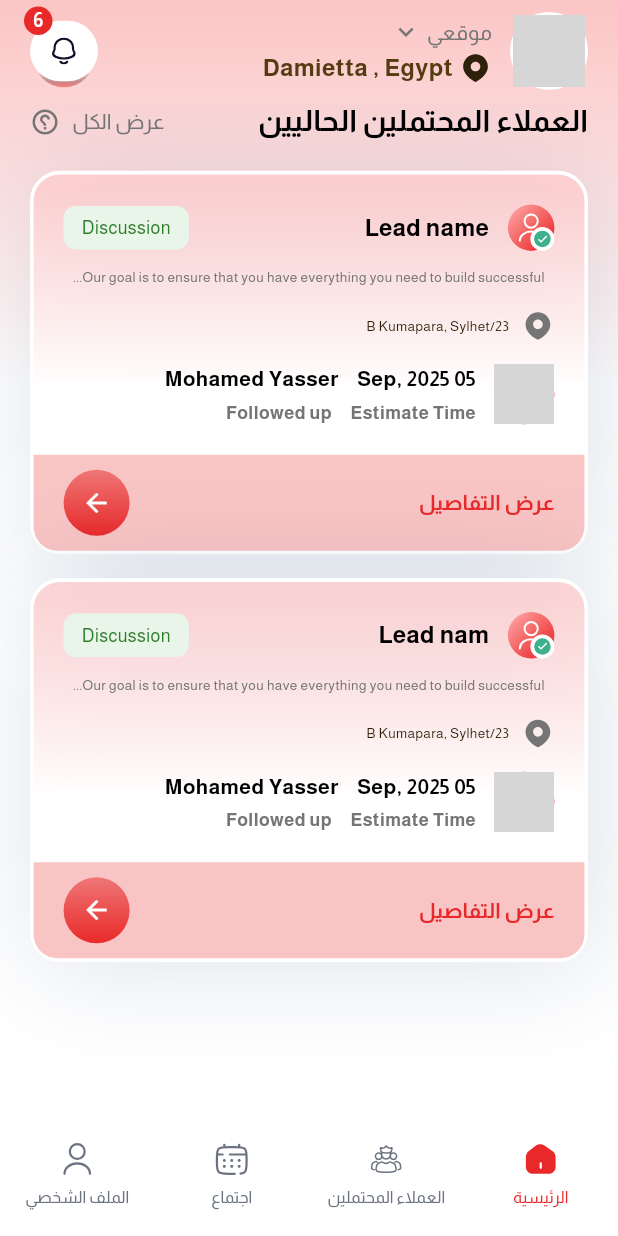
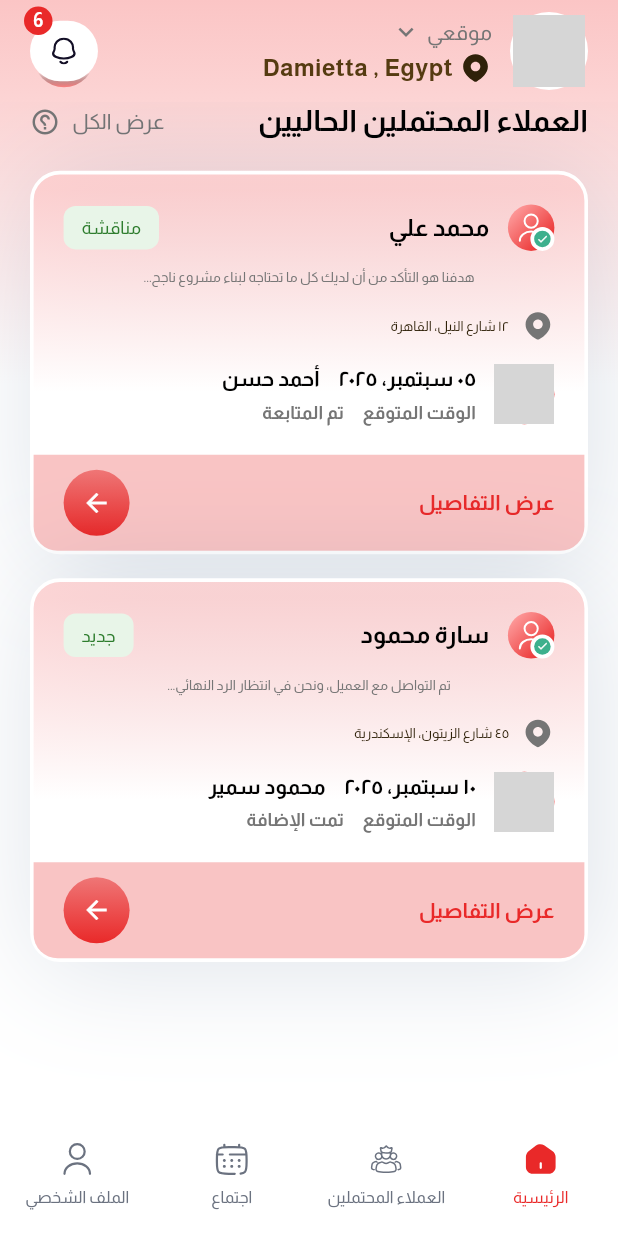
Before and after one commit to Tqniait123/crm_app, a Flutter app: the LayoutScreen screen opened by its route, scrolled down 1011 dp, on a phone screen of 412 x 824 dp. Run offline on Flutter 3.47's test engine with Material 3 defaults, Android fonts, the phone set to English and light mode, and no system bars; our stand-ins replace auto_size_text, bloc, bot_toast, cached_network_image, connectivity_plus, dartz and 20 more; accounts and stored records are empty; network calls fail; grey boxes are pictures that could not be loaded.

Commit message:
feat(leads): add current leads section to leads screen
Add CurrentLeadsSection widget to leads screen with optional title display. Update mock leads data with Arabic content for localization.

```diff
--- a/lib/features/home/presentation/widgets/current_leads_section.dart
+++ b/lib/features/home/presentation/widgets/current_leads_section.dart
@@ -11,13 +11,15 @@ import 'package:easy_localization/easy_localization.dart';
 import 'package:flutter/material.dart';
 
 class CurrentLeadsSection extends StatelessWidget {
-  const CurrentLeadsSection({super.key});
+  final bool withTitle;
+  const CurrentLeadsSection({super.key, this.withTitle = true});
 
   @override
   Widget build(BuildContext context) {
     return Column(
       children: [
         // Header
+        if (withTitle)
           Row(
             mainAxisAlignment: MainAxisAlignment.spaceBetween,
             children: [
@@ -54,26 +56,62 @@ class CurrentLeadsSection extends StatelessWidget {
 
   static final List<Map<String, dynamic>> _mockLeads = [
     {
-      'name': 'Lead name',
-      'status': 'Discussion',
-      'description': 'Our goal is to ensure that you have everything you need to build successful...',
-      'location': '23/B Kumapara, Sylhet',
-      'date': '05 Sep, 2025',
-      'time': 'Estimate Time',
-      'contact': 'Mohamed Yasser',
-      'contactAction': 'Followed up',
+      'name': 'محمد علي',
+      'status': 'مناقشة',
+      'description': 'هدفنا هو التأكد من أن لديك كل ما تحتاجه لبناء مشروع ناجح...',
+      'location': '١٢ شارع النيل، القاهرة',
+      'date': '٠٥ سبتمبر، ٢٠٢٥',
+      'time': 'الوقت المتوقع',
+      'contact': 'أحمد حسن',
+      'contactAction': 'تم المتابعة',
       'profileImage': Constants.placeholderImage,
       'statusColor': Colors.green,
     },
     {
-      'name': 'Lead nam',
-      'status': 'Discussion',
-      'description': 'Our goal is to ensure that you have everything you need to build successful...',
-      'location': '23/B Kumapara, Sylhet',
-      'date': '05 Sep, 2025',
-      'time': 'Estimate Time',
-      'contact': 'Mohamed Yasser',
-      'contactAction': 'Followed up',
+      'name': 'سارة محمود',
+      'status': 'جديد',
+      'description': 'تم التواصل مع العميل، ونحن في انتظار الرد النهائي...',
+      'location': '٤٥ شارع الزيتون، الإسكندرية',
+      'date': '١٠ سبتمبر، ٢٠٢٥',
+      'time': 'الوقت المتوقع',
+      'contact': 'محمود سمير',
+      'contactAction': 'تمت الإضافة',
+      'profileImage': Constants.placeholderImage,
+      'statusColor': Colors.blue,
+    },
+    {
+      'name': 'أحمد صلاح',
+      'status': 'متابعة',
+      'description': 'تم الاتفاق على عقد اجتماع لمناقشة تفاصيل المشروع...',
+      'location': '٣ شارع التحرير، الجيزة',
+      'date': '١٢ سبتمبر، ٢٠٢٥',
+      'time': '١٢:٠٠ ظهراً',
+      'contact': 'منى علي',
+      'contactAction': 'تمت المتابعة',
+      'profileImage': Constants.placeholderImage,
+      'statusColor': Colors.orange,
+    },
+    {
+      'name': 'ليلى سمير',
+      'status': 'مغلقة',
+      'description': 'تم إغلاق الصفقة بنجاح وتوقيع العقد النهائي مع العميل...',
+      'location': '٨ شارع الملك فيصل، أسوان',
+      'date': '١٥ سبتمبر، ٢٠٢٥',
+      'time': '٣:٠٠ عصراً',
+      'contact': 'خالد محمود',
+      'contactAction': 'تم الإغلاق',
+      'profileImage': Constants.placeholderImage,
+      'statusColor': Colors.red,
+    },
+    {
+      'name': 'يوسف كمال',
+      'status': 'مناقشة',
+      'description': 'العميل مهتم بالخدمة ويحتاج لتفاصيل إضافية قبل اتخاذ القرار...',
+      'location': '٢٣ شارع العرب، الأقصر',
+      'date': '٢٠ سبتمبر، ٢٠٢٥',
+      'time': 'الوقت المتوقع',
+      'contact': 'هالة عبد الله',
+      'contactAction': 'تم المتابعة',
       'profileImage': Constants.placeholderImage,
       'statusColor': Colors.green,
     },
--- a/lib/features/leads/presentation/pages/leads_screen.dart
+++ b/lib/features/leads/presentation/pages/leads_screen.dart
@@ -6,6 +6,7 @@ import 'package:crm_app/core/translations/locale_keys.g.dart';
 import 'package:crm_app/core/utils/widgets/buttons/custom_icon_button.dart';
 import 'package:crm_app/core/utils/widgets/buttons/notifications_button.dart';
 import 'package:crm_app/core/utils/widgets/inputs/custom_form_field.dart';
+import 'package:crm_app/features/home/presentation/widgets/current_leads_section.dart';
 import 'package:crm_app/features/home/presentation/widgets/custom_app_bar.dart';
 import 'package:crm_app/features/leads/presentation/widgets/custom_toggle_button.dart';
 import 'package:easy_localization/easy_localization.dart';
@@ -92,6 +93,8 @@ class _LeadsScreenState extends State<LeadsScreen> {
                       ),
                     ],
                   ),
+                  const CurrentLeadsSection(withTitle: false),
+                  100.gap, // Bottom padding for navigation
                 ],
               ),
             ),
```
Lines whose indentation alone changed are shown as unchanged.
